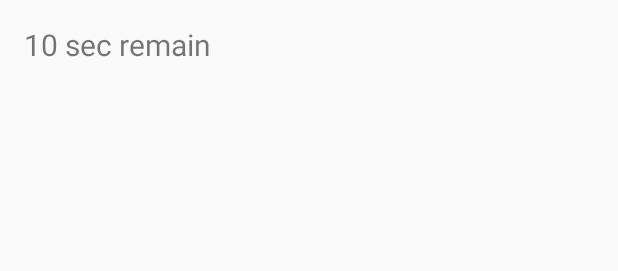
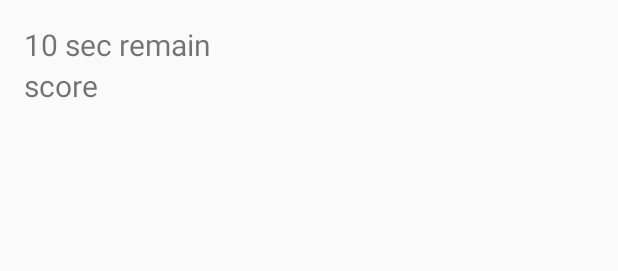
Before and after one commit to morristech/iHeartTrivia, an Android app: the layout gameplay_layout.xml on its own in the app's theme, with its tools: preview values and no code run, on a phone screen of 412 x 824 dp. Shown: the top 271 px of the screen. Run offline under Robolectric (Android 15) with nearby library versions, the phone set to English and light mode, and no system bars.

Commit message:
kisik : working on score and tilmanager

```diff
--- a/app/src/main/AndroidManifest.xml
+++ b/app/src/main/AndroidManifest.xml
@@ -11,7 +11,7 @@
         android:theme="@style/AppTheme">
         <activity android:name=".home.HomeActivity">
         </activity>
-        <activity android:name=".gameplay.GameplayActivity" >
+        <activity android:name=".gameplay.GameplayActivity" android:screenOrientation="landscape">
             <intent-filter>
                 <action android:name="android.intent.action.MAIN" />
 
--- a/app/src/main/java/com/iheartradio/ihearttrivia/gameplay/GameModel.kt
+++ b/app/src/main/java/com/iheartradio/ihearttrivia/gameplay/GameModel.kt
@@ -8,17 +8,30 @@ class GameModel {
 
     private val words : List<String> = arrayListOf("word0", "word1", "word2")
     private var index : Int = 0
+    private var score : Int = 0;
 
     fun getCurrentWord(): String {
 
 
+        if(isFinish()) {
+            index = words.size -1
+        }
 
         val s =  words[index]
         index++;
+
         return s;
     }
 
     fun isFinish() : Boolean {
         return index >= words.size
     }
+
+    fun score() {
+        score++
+    }
+
+    fun getScore() : Int {
+        return score
+    }
 }
--- a/app/src/main/java/com/iheartradio/ihearttrivia/gameplay/GameplayView.kt
+++ b/app/src/main/java/com/iheartradio/ihearttrivia/gameplay/GameplayView.kt
@@ -17,6 +17,7 @@ class GameplayView(val view : View) {
     private val mRoot : View = view
     var mWordTextView : TextView = mRoot.findViewById(R.id.word)
     var mSecRemaining : TextView = mRoot.findViewById(R.id.timer)
+    var mScore : TextView = mRoot.findViewById(R.id.score)
 
 
 
@@ -39,7 +40,11 @@ class GameplayView(val view : View) {
     }
 
     fun updateTimer(sec : String) {
-        mSecRemaining.text = sec + "sec remaning"
+        mSecRemaining.text = sec + " secs remaining"
+    }
+
+    fun updateScore(score : Int) {
+        mScore.text = "$score point "
     }
 
     fun onClickChanged() : Observable<Unit> {
--- a/app/src/main/res/layout/gameplay_layout.xml
+++ b/app/src/main/res/layout/gameplay_layout.xml
@@ -24,7 +24,8 @@
 
         <LinearLayout
             android:layout_width="match_parent"
-            android:layout_height="wrap_content">
+            android:layout_height="wrap_content"
+            android:orientation="vertical">
 
             <TextView
                 android:id="@+id/timer"
@@ -32,6 +33,14 @@
                 android:layout_height="wrap_content"
                 android:text="10 sec remain"
                 android:textSize="20dp" />
+
+            <TextView
+                android:id="@+id/score"
+                android:layout_width="wrap_content"
+                android:layout_height="wrap_content"
+                android:text="score"
+                android:textSize="20dp" />
+
         </LinearLayout>
 
     </FrameLayout>
```
Also changed, not shown: app/src/main/java/com/iheartradio/ihearttrivia/TiltManager.kt (+57 -8 lines), app/src/main/java/com/iheartradio/ihearttrivia/gameplay/GamePresenter.kt (+28 -8 lines).
